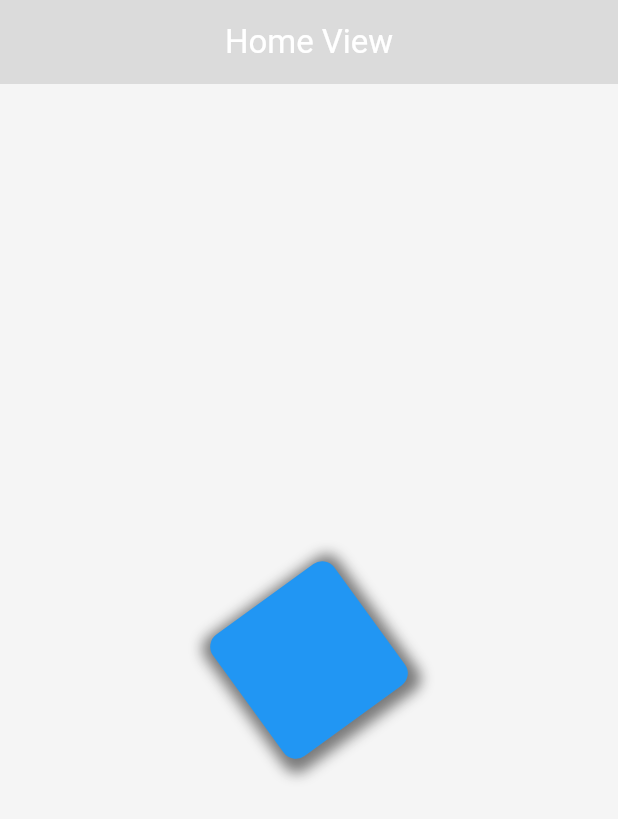
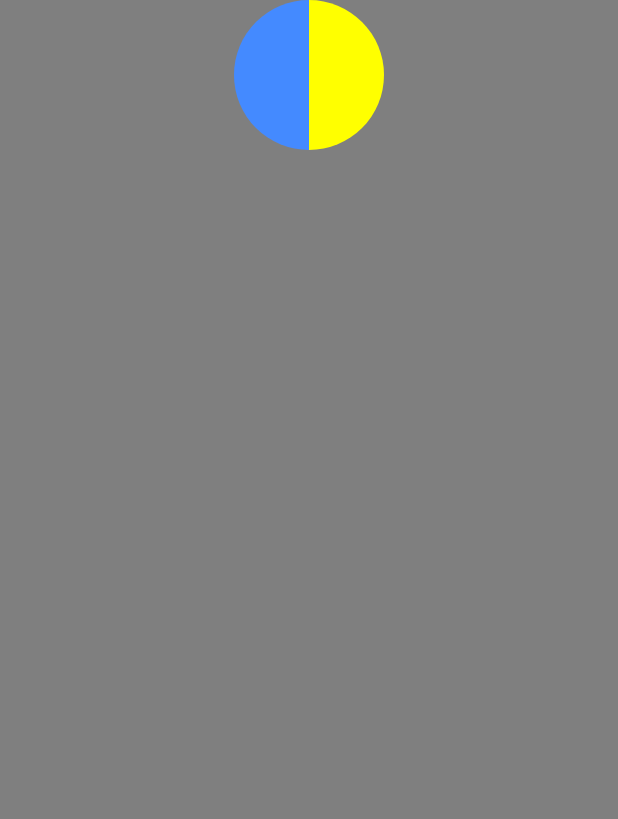
Before and after one commit to master-abhay/Animations, a Flutter app: the screen it shows after launch, on a phone screen of 412 x 824 dp. Shown: the top 819 px of the screen. Run offline on Flutter 3.47's test engine with Material 3 defaults, Android fonts, the phone set to English and light mode, and no system bars.

Commit message:
initial animation 2

```diff
--- a/lib/main.dart
+++ b/lib/main.dart
@@ -1,3 +1,4 @@
+import 'package:example_1_animations/view/example_animation_2.dart';
 import 'package:example_1_animations/view/home_view.dart';
 import 'package:flutter/material.dart';
 
@@ -18,7 +19,7 @@ class MyApp extends StatelessWidget {
         colorScheme: ColorScheme.fromSeed(seedColor: Colors.deepPurple),
         useMaterial3: true,
       ),
-      home: HomeView(),
+      home: ExampleAnimation2(),
     );
   }
 }
--- /dev/null
+++ b/lib/view/example_animation_2.dart
@@ -0,0 +1,87 @@
+import 'package:flutter/material.dart';
+
+class ExampleAnimation2 extends StatefulWidget {
+  const ExampleAnimation2({super.key});
+
+  @override
+  State<ExampleAnimation2> createState() => _ExampleAnimation2State();
+}
+
+enum CircleSide {
+  left,
+  right,
+}
+
+extension ToPath on CircleSide {
+  Path toPath(Size size) {
+    final path = Path();
+    late Offset offset;
+    late bool clockwise;
+
+    switch (this) {
+      case CircleSide.left:
+        path.moveTo(size.width, 0);
+        offset = Offset(size.width, size.height);
+        clockwise = false;
+        break;
+      case CircleSide.right:
+        offset = Offset(0, size.height);
+        clockwise = true;
+        break;
+    }
+    path.arcToPoint(
+      offset,
+      radius: Radius.elliptical(size.width / 2, size.height / 2),
+      clockwise: clockwise,
+    );
+    path.close();
+    return path;
+  }
+
+}
+
+
+class HalfCustomClipper extends CustomClipper<Path>{
+
+
+  final CircleSide circleSide;
+  HalfCustomClipper({required this.circleSide});
+  @override
+  Path getClip(Size size) => circleSide.toPath(size);
+
+  @override
+  bool shouldReclip(covariant CustomClipper<Path> oldClipper) =>  true;
+
+}
+
+class _ExampleAnimation2State extends State<ExampleAnimation2> {
+  @override
+  Widget build(BuildContext context) {
+    return Scaffold(
+      backgroundColor: Colors.black.withOpacity(0.5),
+      body: SafeArea(
+        child: Row(
+          mainAxisAlignment: MainAxisAlignment.center,
+          children: [
+            ClipPath(
+              clipper: HalfCustomClipper(circleSide: CircleSide.left),
+              child: Container(
+                height: 100,
+                width: 100,
+                color: Colors.blueAccent,
+              ),
+            ),
+            ClipPath(
+              clipper: HalfCustomClipper(circleSide: CircleSide.right),
+              child: Container(
+                height: 100,
+                width: 100,
+                color: Colors.yellowAccent,
+              ),
+            ),
+          ],
+        ),
+      ),
+    );
+  }
+}
```
